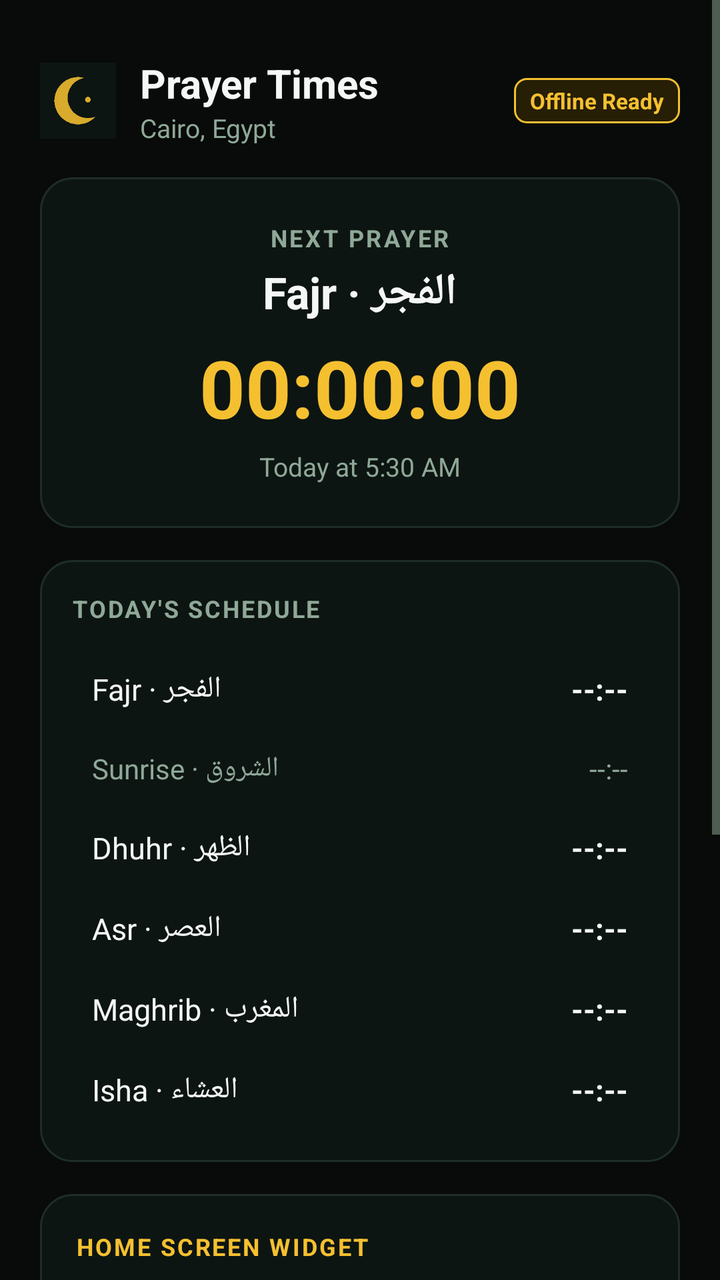
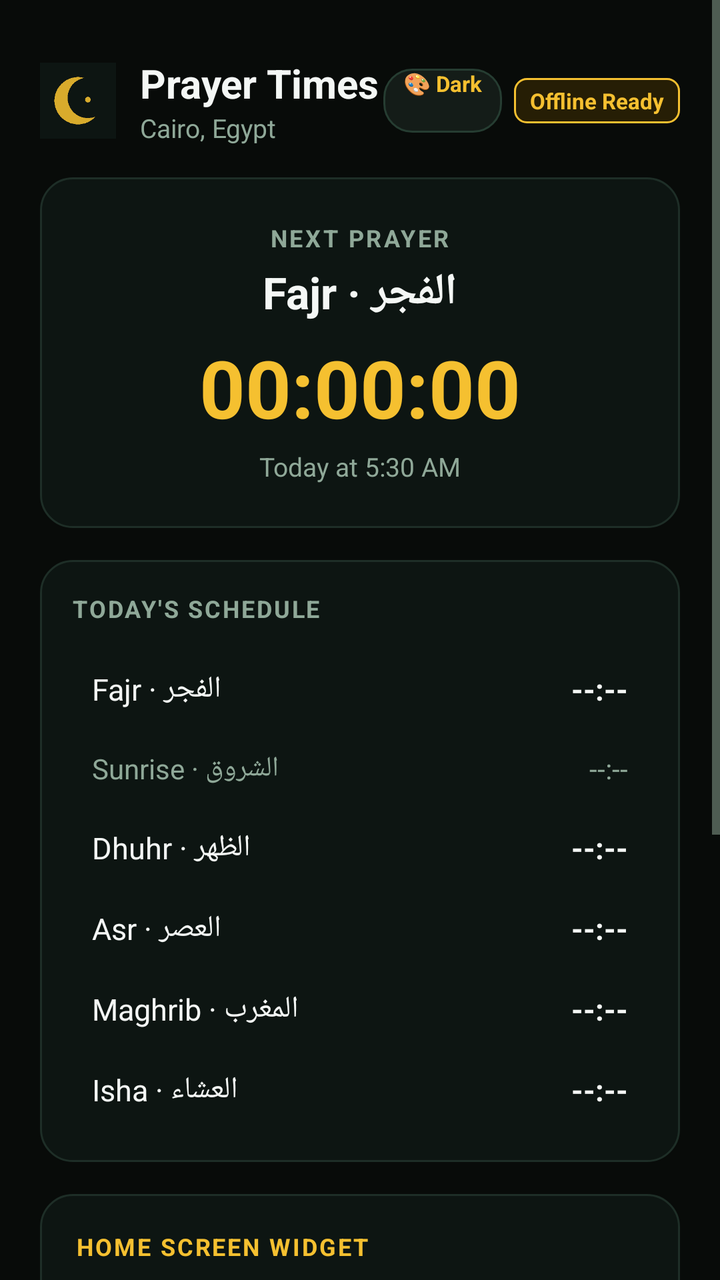

Before-and-after screenshots of an Android layout around one commit, followed by the original layout XML and the change that was made.
<!-- AndroidManifest.xml: application theme Theme.PrayerApp -->
<!-- res/layout/activity_main.xml -->
<?xml version="1.0" encoding="utf-8"?>
<ScrollView xmlns:android="http://schemas.android.com/apk/res/android"
    android:layout_width="match_parent"
    android:layout_height="match_parent"
    android:background="@color/bg_dark"
    android:fillViewport="true">

    <LinearLayout
        android:layout_width="match_parent"
        android:layout_height="wrap_content"
        android:orientation="vertical"
        android:padding="20dp">

        
        <LinearLayout
            android:layout_width="match_parent"
            android:layout_height="wrap_content"
            android:orientation="horizontal"
            android:gravity="center_vertical"
            android:layout_marginTop="8dp"
            android:layout_marginBottom="16dp">

            <ImageView
                android:layout_width="38dp"
                android:layout_height="38dp"
                android:src="@mipmap/ic_launcher"
                android:contentDescription="App Icon" />

            <LinearLayout
                android:layout_width="0dp"
                android:layout_height="wrap_content"
                android:layout_weight="1"
                android:layout_marginStart="12dp"
                android:orientation="vertical">

                <TextView
                    android:id="@+id/tv_title"
                    android:layout_width="wrap_content"
                    android:layout_height="wrap_content"
                    android:text="Prayer Times"
                    android:textColor="@color/text_primary"
                    android:textSize="20sp"
                    android:textStyle="bold" />

                <TextView
                    android:id="@+id/tv_subtitle"
                    android:layout_width="wrap_content"
                    android:layout_height="wrap_content"
                    android:text="Cairo, Egypt"
                    android:textColor="@color/text_secondary"
                    android:textSize="13sp" />
            </LinearLayout>

            <TextView
                android:id="@+id/tv_sync_badge"
                android:layout_width="wrap_content"
                android:layout_height="wrap_content"
                android:background="@drawable/badge_gold_bg"
                android:paddingStart="8dp"
                android:paddingEnd="8dp"
                android:paddingTop="4dp"
                android:paddingBottom="4dp"
                android:text="Offline Ready"
                android:textColor="@color/gold"
                android:textSize="11sp"
                android:textStyle="bold" />
        </LinearLayout>

        
        <LinearLayout
            android:id="@+id/card_hero"
            android:layout_width="match_parent"
            android:layout_height="wrap_content"
            android:background="@drawable/card_bg"
            android:orientation="vertical"
            android:gravity="center"
            android:padding="22dp"
            android:layout_marginBottom="16dp">

            <TextView
                android:id="@+id/tv_hero_next_label"
                android:layout_width="wrap_content"
                android:layout_height="wrap_content"
                android:text="NEXT PRAYER"
                android:textColor="@color/text_secondary"
                android:textSize="12sp"
                android:letterSpacing="0.1"
                android:textStyle="bold" />

            <TextView
                android:id="@+id/tv_hero_prayer_name"
                android:layout_width="wrap_content"
                android:layout_height="wrap_content"
                android:layout_marginTop="4dp"
                android:text="Fajr · الفجر"
                android:textColor="@color/text_primary"
                android:textSize="22sp"
                android:textStyle="bold" />

            <TextView
                android:id="@+id/tv_hero_countdown"
                android:layout_width="wrap_content"
                android:layout_height="wrap_content"
                android:layout_marginTop="6dp"
                android:text="00:00:00"
                android:textColor="@color/gold"
                android:textSize="40sp"
                android:textStyle="bold" />

            <TextView
                android:id="@+id/tv_hero_prayer_time"
                android:layout_width="wrap_content"
                android:layout_height="wrap_content"
                android:layout_marginTop="4dp"
                android:text="Today at 5:30 AM"
                android:textColor="@color/text_secondary"
                android:textSize="13sp" />
        </LinearLayout>

        
        <LinearLayout
            android:layout_width="match_parent"
            android:layout_height="wrap_content"
            android:background="@drawable/card_bg"
            android:orientation="vertical"
            android:padding="16dp"
            android:layout_marginBottom="16dp">

            <TextView
                android:layout_width="wrap_content"
                android:layout_height="wrap_content"
                android:text="TODAY'S SCHEDULE"
                android:textColor="@color/text_secondary"
                android:textSize="12sp"
                android:letterSpacing="0.08"
                android:textStyle="bold"
                android:layout_marginBottom="12dp" />

            
            <LinearLayout
                android:id="@+id/row_fajr"
                android:layout_width="match_parent"
                android:layout_height="wrap_content"
                android:orientation="horizontal"
                android:padding="10dp"
                android:gravity="center_vertical">
                <TextView android:id="@+id/name_fajr" android:layout_width="0dp" android:layout_height="wrap_content" android:layout_weight="1" android:text="Fajr · الفجر" android:textColor="@color/text_primary" android:textSize="15sp" />
                <TextView android:id="@+id/time_fajr" android:layout_width="wrap_content" android:layout_height="wrap_content" android:text="--:--" android:textColor="@color/text_primary" android:textSize="15sp" android:textStyle="bold" />
            </LinearLayout>

            
            <LinearLayout
                android:id="@+id/row_sunrise"
                android:layout_width="match_parent"
                android:layout_height="wrap_content"
                android:orientation="horizontal"
                android:padding="10dp"
                android:gravity="center_vertical">
                <TextView android:id="@+id/name_sunrise" android:layout_width="0dp" android:layout_height="wrap_content" android:layout_weight="1" android:text="Sunrise · الشروق" android:textColor="@color/text_secondary" android:textSize="14sp" />
                <TextView android:id="@+id/time_sunrise" android:layout_width="wrap_content" android:layout_height="wrap_content" android:text="--:--" android:textColor="@color/text_secondary" android:textSize="14sp" />
            </LinearLayout>

            
            <LinearLayout
                android:id="@+id/row_dhuhr"
                android:layout_width="match_parent"
                android:layout_height="wrap_content"
                android:orientation="horizontal"
                android:padding="10dp"
                android:gravity="center_vertical">
                <TextView android:id="@+id/name_dhuhr" android:layout_width="0dp" android:layout_height="wrap_content" android:layout_weight="1" android:text="Dhuhr · الظهر" android:textColor="@color/text_primary" android:textSize="15sp" />
                <TextView android:id="@+id/time_dhuhr" android:layout_width="wrap_content" android:layout_height="wrap_content" android:text="--:--" android:textColor="@color/text_primary" android:textSize="15sp" android:textStyle="bold" />
            </LinearLayout>

            
            <LinearLayout
                android:id="@+id/row_asr"
                android:layout_width="match_parent"
                android:layout_height="wrap_content"
                android:orientation="horizontal"
                android:padding="10dp"
                android:gravity="center_vertical">
                <TextView android:id="@+id/name_asr" android:layout_width="0dp" android:layout_height="wrap_content" android:layout_weight="1" android:text="Asr · العصر" android:textColor="@color/text_primary" android:textSize="15sp" />
                <TextView android:id="@+id/time_asr" android:layout_width="wrap_content" android:layout_height="wrap_content" android:text="--:--" android:textColor="@color/text_primary" android:textSize="15sp" android:textStyle="bold" />
            </LinearLayout>

            
            <LinearLayout
                android:id="@+id/row_maghrib"
                android:layout_width="match_parent"
                android:layout_height="wrap_content"
                android:orientation="horizontal"
                android:padding="10dp"
                android:gravity="center_vertical">
                <TextView android:id="@+id/name_maghrib" android:layout_width="0dp" android:layout_height="wrap_content" android:layout_weight="1" android:text="Maghrib · المغرب" android:textColor="@color/text_primary" android:textSize="15sp" />
                <TextView android:id="@+id/time_maghrib" android:layout_width="wrap_content" android:layout_height="wrap_content" android:text="--:--" android:textColor="@color/text_primary" android:textSize="15sp" android:textStyle="bold" />
            </LinearLayout>

            
            <LinearLayout
                android:id="@+id/row_isha"
                android:layout_width="match_parent"
                android:layout_height="wrap_content"
                android:orientation="horizontal"
                android:padding="10dp"
                android:gravity="center_vertical">
                <TextView android:id="@+id/name_isha" android:layout_width="0dp" android:layout_height="wrap_content" android:layout_weight="1" android:text="Isha · العشاء" android:textColor="@color/text_primary" android:textSize="15sp" />
                <TextView android:id="@+id/time_isha" android:layout_width="wrap_content" android:layout_height="wrap_content" android:text="--:--" android:textColor="@color/text_primary" android:textSize="15sp" android:textStyle="bold" />
            </LinearLayout>
        </LinearLayout>

        
        <LinearLayout
            android:layout_width="match_parent"
            android:layout_height="wrap_content"
            android:background="@drawable/card_bg"
            android:orientation="vertical"
            android:padding="18dp"
            android:layout_marginBottom="16dp">

            <TextView
                android:layout_width="wrap_content"
                android:layout_height="wrap_content"
                android:text="HOME SCREEN WIDGET"
                android:textColor="@color/gold"
                android:textSize="12sp"
                android:letterSpacing="0.08"
                android:textStyle="bold"
                android:layout_marginBottom="6dp" />

            <TextView
                android:layout_width="wrap_content"
                android:layout_height="wrap_content"
                android:text="Keep track of prayer times with a live live-ticking countdown right on your home screen."
                android:textColor="@color/text_secondary"
                android:textSize="13sp"
                android:lineSpacingExtra="3dp"
                android:layout_marginBottom="14dp" />

            <Button
                android:id="@+id/btn_add_widget"
                android:layout_width="match_parent"
                android:layout_height="48dp"
                android:background="@drawable/button_gold_bg"
                android:text="★ Add Widget to Home Screen"
                android:textColor="@color/bg_dark"
                android:textSize="14sp"
                android:textStyle="bold" />

            <TextView
                android:layout_width="wrap_content"
                android:layout_height="wrap_content"
                android:layout_marginTop="8dp"
                android:text="Or long-press an empty spot on your home screen &gt; tap Widgets &gt; choose Prayer Times."
                android:textColor="@color/text_muted"
                android:textSize="11sp" />
        </LinearLayout>

        
        <LinearLayout
            android:layout_width="match_parent"
            android:layout_height="wrap_content"
            android:background="@drawable/card_bg"
            android:orientation="vertical"
            android:padding="16dp"
            android:layout_marginBottom="24dp">

            <Button
                android:id="@+id/btn_sync"
                android:layout_width="match_parent"
                android:layout_height="46dp"
                android:background="@drawable/button_outline_bg"
                android:text="↻ Sync Month from UmmahAPI"
                android:textColor="@color/gold"
                android:textSize="13sp"
                android:textStyle="bold" />

            <TextView
                android:id="@+id/tv_info"
                android:layout_width="wrap_content"
                android:layout_height="wrap_content"
                android:layout_marginTop="10dp"
                android:text="Location: Cairo, Egypt (30.0444, 31.2357)\nMethod: Egyptian Survey · Madhab: Shafi\nFull month cached for offline use"
                android:textColor="@color/text_muted"
                android:textSize="11sp"
                android:lineSpacingExtra="2dp" />
        </LinearLayout>

    </LinearLayout>
</ScrollView>
<!-- resources referenced by this layout -->
<resources>
  <color name="bg_dark">#080B09</color>
  <color name="gold">#F5C030</color>
  <color name="text_muted">#526B5C</color>
  <color name="text_primary">#F4F7F5</color>
  <color name="text_secondary">#8FA898</color>
  <!-- drawable badge_gold_bg (drawable) -->
  <?xml version="1.0" encoding="utf-8"?>
  <shape xmlns:android="http://schemas.android.com/apk/res/android" android:shape="rectangle">
      <solid android:color="#261E05" />
      <stroke android:width="1dp" android:color="#F5C030" />
      <corners android:radius="6dp" />
  </shape>
  <!-- drawable button_gold_bg (drawable) -->
  <?xml version="1.0" encoding="utf-8"?>
  <shape xmlns:android="http://schemas.android.com/apk/res/android" android:shape="rectangle">
      <solid android:color="#F5C030" />
      <corners android:radius="14dp" />
  </shape>
  <!-- drawable button_outline_bg (drawable) -->
  <?xml version="1.0" encoding="utf-8"?>
  <shape xmlns:android="http://schemas.android.com/apk/res/android" android:shape="rectangle">
      <solid android:color="#141C18" />
      <stroke android:width="1dp" android:color="#263D32" />
      <corners android:radius="14dp" />
  </shape>
  <!-- drawable card_bg (drawable) -->
  <?xml version="1.0" encoding="utf-8"?>
  <shape xmlns:android="http://schemas.android.com/apk/res/android" android:shape="rectangle">
      <solid android:color="#0D1512" />
      <stroke android:width="1dp" android:color="#1E2E27" />
      <corners android:radius="16dp" />
  </shape>
  <!-- mipmap ic_launcher: png bitmap (mipmap-hdpi, 6736 bytes) -->
  <style name="Theme.PrayerApp" parent="@android:style/Theme.Material.NoActionBar">
          <item name="android:windowBackground">@color/bg_dark</item>
          <item name="android:statusBarColor">@color/bg_dark</item>
          <item name="android:navigationBarColor">@color/bg_dark</item>
          <item name="android:textColorPrimary">@color/text_primary</item>
          <item name="android:textColorSecondary">@color/text_secondary</item>
          <item name="android:colorAccent">@color/gold</item>
      </style>
</resources>

<!-- the commit's change to res/layout/activity_main.xml (unified diff, before → after) -->
@@ -1,11 +1,13 @@
 <?xml version="1.0" encoding="utf-8"?>
 <ScrollView xmlns:android="http://schemas.android.com/apk/res/android"
+    android:id="@+id/root_scroll"
     android:layout_width="match_parent"
     android:layout_height="match_parent"
     android:background="@color/bg_dark"
     android:fillViewport="true">
 
     <LinearLayout
+        android:id="@+id/main_container"
         android:layout_width="match_parent"
         android:layout_height="wrap_content"
         android:orientation="vertical"
@@ -51,6 +53,19 @@
                     android:textSize="13sp" />
             </LinearLayout>
 
+            <Button
+                android:id="@+id/btn_theme_toggle"
+                android:layout_width="wrap_content"
+                android:layout_height="32dp"
+                android:background="@drawable/button_outline_bg"
+                android:paddingStart="10dp"
+                android:paddingEnd="10dp"
+                android:layout_marginEnd="6dp"
+                android:text="🎨 Dark"
+                android:textColor="@color/gold"
+                android:textSize="11sp"
+                android:textStyle="bold" />
+
             <TextView
                 android:id="@+id/tv_sync_badge"
                 android:layout_width="wrap_content"
@@ -119,6 +134,7 @@
 
         
         <LinearLayout
+            android:id="@+id/card_schedule"
             android:layout_width="match_parent"
             android:layout_height="wrap_content"
             android:background="@drawable/card_bg"
@@ -127,6 +143,7 @@
             android:layout_marginBottom="16dp">
 
             <TextView
+                android:id="@+id/tv_schedule_title"
                 android:layout_width="wrap_content"
                 android:layout_height="wrap_content"
                 android:text="TODAY'S SCHEDULE"
@@ -211,6 +228,7 @@
 
         
         <LinearLayout
+            android:id="@+id/card_widget"
             android:layout_width="match_parent"
             android:layout_height="wrap_content"
             android:background="@drawable/card_bg"
@@ -219,6 +237,7 @@
             android:layout_marginBottom="16dp">
 
             <TextView
+                android:id="@+id/tv_widget_title"
                 android:layout_width="wrap_content"
                 android:layout_height="wrap_content"
                 android:text="HOME SCREEN WIDGET"
@@ -229,6 +248,7 @@
                 android:layout_marginBottom="6dp" />
 
             <TextView
+                android:id="@+id/tv_widget_desc"
                 android:layout_width="wrap_content"
                 android:layout_height="wrap_content"
                 android:text="Keep track of prayer times with a live live-ticking countdown right on your home screen."
@@ -248,6 +268,7 @@
                 android:textStyle="bold" />
 
             <TextView
+                android:id="@+id/tv_widget_note"
                 android:layout_width="wrap_content"
                 android:layout_height="wrap_content"
                 android:layout_marginTop="8dp"
@@ -258,6 +279,7 @@
 
         
         <LinearLayout
+            android:id="@+id/card_actions"
             android:layout_width="match_parent"
             android:layout_height="wrap_content"
             android:background="@drawable/card_bg"
